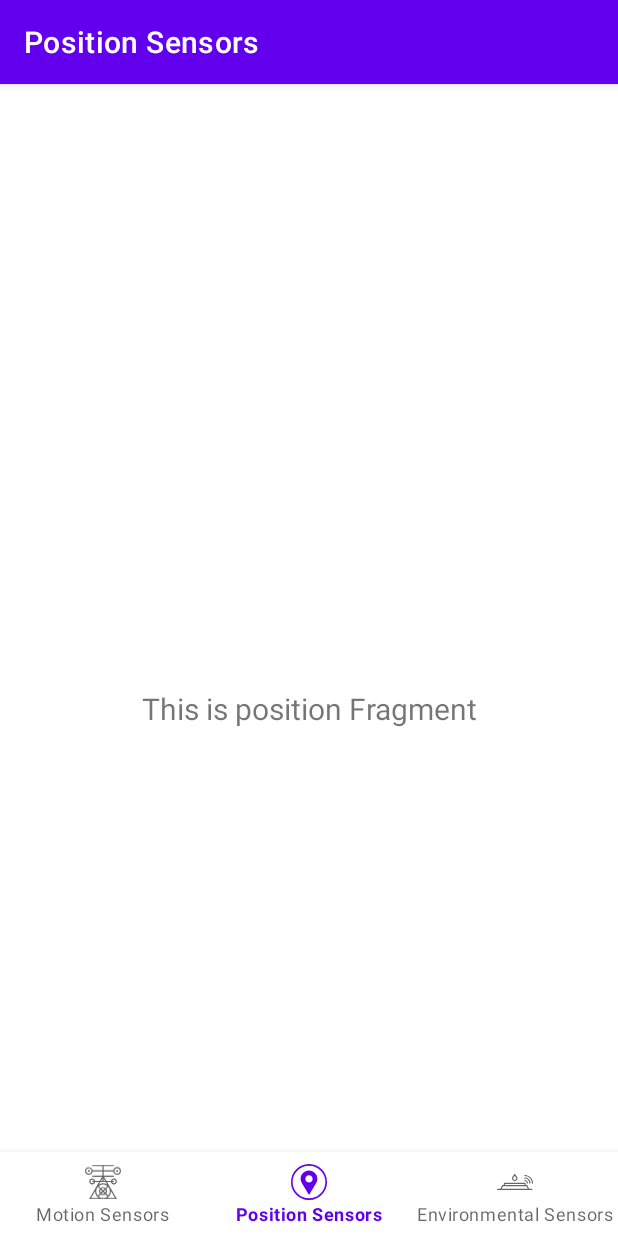
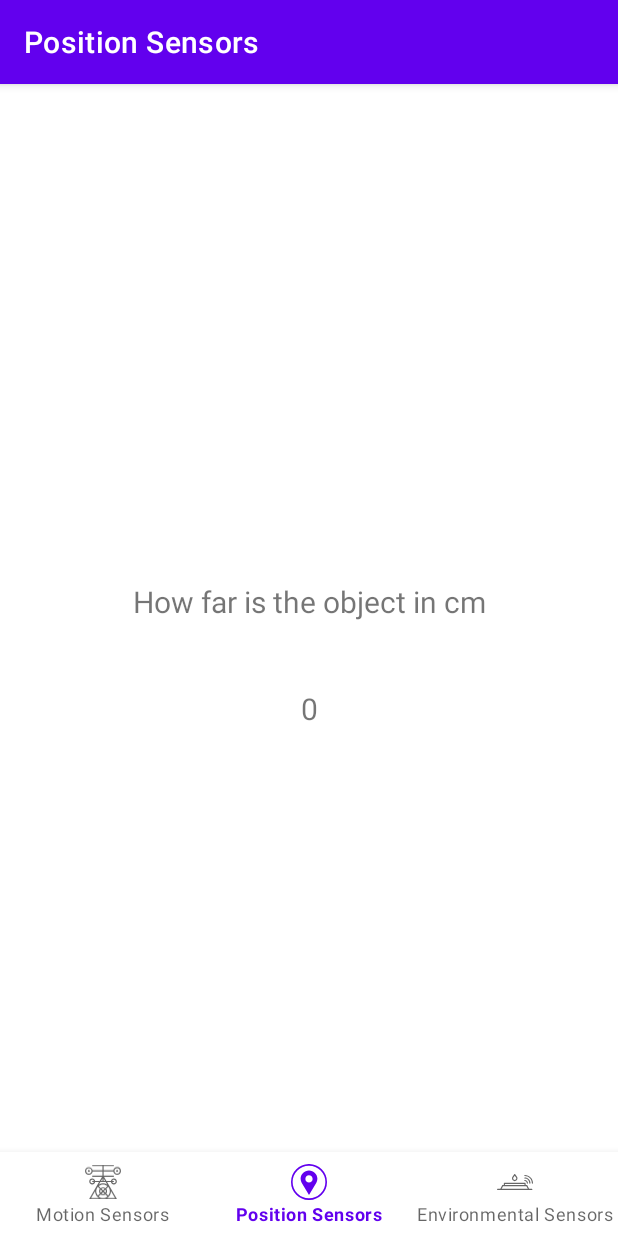
Before and after one commit to green1490/sensor, an Android app: the PositionFragment screen opened through its navigation route, on a phone screen of 412 x 824 dp. Run offline under Robolectric (Android 15) with nearby library versions, the phone set to English and light mode, and no system bars; our stand-ins replace navigation-ui.

Commit message:
add proximity sensor

```diff
--- a/app/src/main/java/com/example/sensor/ui/position/PositionFragment.kt
+++ b/app/src/main/java/com/example/sensor/ui/position/PositionFragment.kt
@@ -1,18 +1,40 @@
 package com.example.sensor.ui.position
 
+import android.content.Context
+import android.hardware.Sensor
+import android.hardware.SensorEvent
+import android.hardware.SensorEventListener
+import android.hardware.SensorManager
 import android.os.Bundle
+import android.util.Log
 import android.view.LayoutInflater
 import android.view.View
 import android.view.ViewGroup
 import android.widget.TextView
+import android.widget.Toast
 import androidx.fragment.app.Fragment
 import androidx.lifecycle.ViewModelProvider
 import com.example.sensor.databinding.FragmentPositionBinding
 
-class PositionFragment : Fragment() {
+class PositionFragment : Fragment(){
 
     private var _binding: FragmentPositionBinding? = null
+    private lateinit var sensorManager:SensorManager
+    private var proximitySensor = object:SensorEventListener{
+        override fun onSensorChanged(p0: SensorEvent?) {
+            if (p0?.sensor?.type == Sensor.TYPE_PROXIMITY) {
+                val value = p0.values[0]
+                positionViewModel.setText(value.toString())
+            }
+        }
 
+        override fun onAccuracyChanged(p0: Sensor?, p1: Int) {
+
+        }
+
+    }
+    private  lateinit var textView:TextView
+    private lateinit var positionViewModel:PositionViewModel
     // This property is only valid between onCreateView and
     // onDestroyView.
     private val binding get() = _binding!!
@@ -22,21 +44,55 @@ class PositionFragment : Fragment() {
         container: ViewGroup?,
         savedInstanceState: Bundle?
     ): View {
-        val positionViewModel =
-            ViewModelProvider(this).get(PositionViewModel::class.java)
+        positionViewModel =
+            ViewModelProvider(this)[PositionViewModel::class.java]
 
         _binding = FragmentPositionBinding.inflate(inflater, container, false)
         val root: View = binding.root
 
-        val textView: TextView = binding.textDashboard
+        textView = binding.textView
         positionViewModel.text.observe(viewLifecycleOwner) {
             textView.text = it
         }
         return root
     }
 
+    override fun onViewCreated(view: View, savedInstanceState: Bundle?) {
+        super.onViewCreated(view, savedInstanceState)
+
+        sensorManager = view.context.getSystemService(Context.SENSOR_SERVICE) as SensorManager
+
+        if (sensorManager.getDefaultSensor(Sensor.TYPE_PROXIMITY) == null) {
+            Toast.makeText(context,"You don't have a proximity sensor", Toast.LENGTH_SHORT).show()
+        } else {
+                sensorManager.getDefaultSensor(Sensor.TYPE_PROXIMITY)?.also {
+                    sensorManager.registerListener(
+                        proximitySensor,
+                        it,
+                        SensorManager.SENSOR_DELAY_UI,
+                    )
+                }
+        }
+    }
+
     override fun onDestroyView() {
         super.onDestroyView()
         _binding = null
     }
+
+    override fun onPause() {
+        super.onPause()
+        sensorManager.unregisterListener(proximitySensor)
+    }
+
+    override fun onResume() {
+        super.onResume()
+            sensorManager.getDefaultSensor(Sensor.TYPE_PROXIMITY)?.also {
+                sensorManager.registerListener(
+                    proximitySensor,
+                    it,
+                    SensorManager.SENSOR_DELAY_UI
+                )
+        }
+    }
 }
--- a/app/src/main/java/com/example/sensor/ui/position/PositionViewModel.kt
+++ b/app/src/main/java/com/example/sensor/ui/position/PositionViewModel.kt
@@ -7,7 +7,12 @@ import androidx.lifecycle.ViewModel
 class PositionViewModel : ViewModel() {
 
     private val _text = MutableLiveData<String>().apply {
-        value = "This is position Fragment"
+        value = "0"
     }
+
+    fun setText(userValue:String) {
+        _text.value = userValue
+    }
+
     val text: LiveData<String> = _text
 }
--- a/app/src/main/res/layout/fragment_position.xml
+++ b/app/src/main/res/layout/fragment_position.xml
@@ -7,7 +7,7 @@
     tools:context=".ui.position.PositionFragment">
 
     <TextView
-        android:id="@+id/text_dashboard"
+        android:id="@+id/text_view"
         android:layout_width="match_parent"
         android:layout_height="wrap_content"
         android:layout_marginStart="8dp"
@@ -19,4 +19,16 @@
         app:layout_constraintEnd_toEndOf="parent"
         app:layout_constraintStart_toStartOf="parent"
         app:layout_constraintTop_toTopOf="parent" />
+
+    <TextView
+        android:id="@+id/proximity_textview"
+        android:layout_width="wrap_content"
+        android:layout_height="wrap_content"
+        android:text="@string/proximity"
+        android:textSize="20sp"
+        app:layout_constraintBottom_toTopOf="@+id/text_view"
+        app:layout_constraintEnd_toEndOf="parent"
+        app:layout_constraintStart_toStartOf="parent"
+        app:layout_constraintTop_toTopOf="parent"
+        app:layout_constraintVertical_bias="0.863" />
 </androidx.constraintlayout.widget.ConstraintLayout>
--- a/app/src/main/res/values/strings.xml
+++ b/app/src/main/res/values/strings.xml
@@ -4,4 +4,5 @@
     <string name="title_position">Position Sensors</string>
     <string name="title_environment">Environmental Sensors</string>
     <string name="environment_step_text">Number of steps</string>
+    <string name="proximity">How far is the object in cm</string>
 </resources>
```
Also changed, not shown: app/src/main/AndroidManifest.xml (+8 -2 lines).
